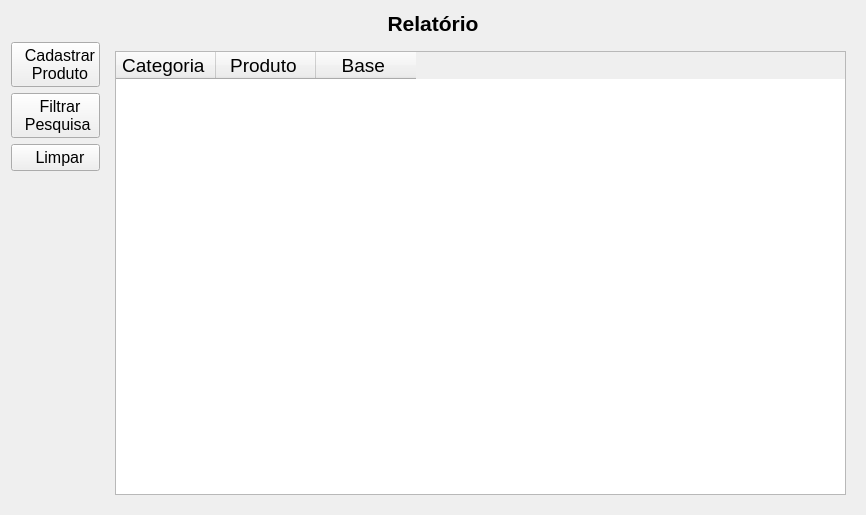
Above: relatorio.ui from danielaczarref/RelatorioBase before the change. Below: the same form after it.
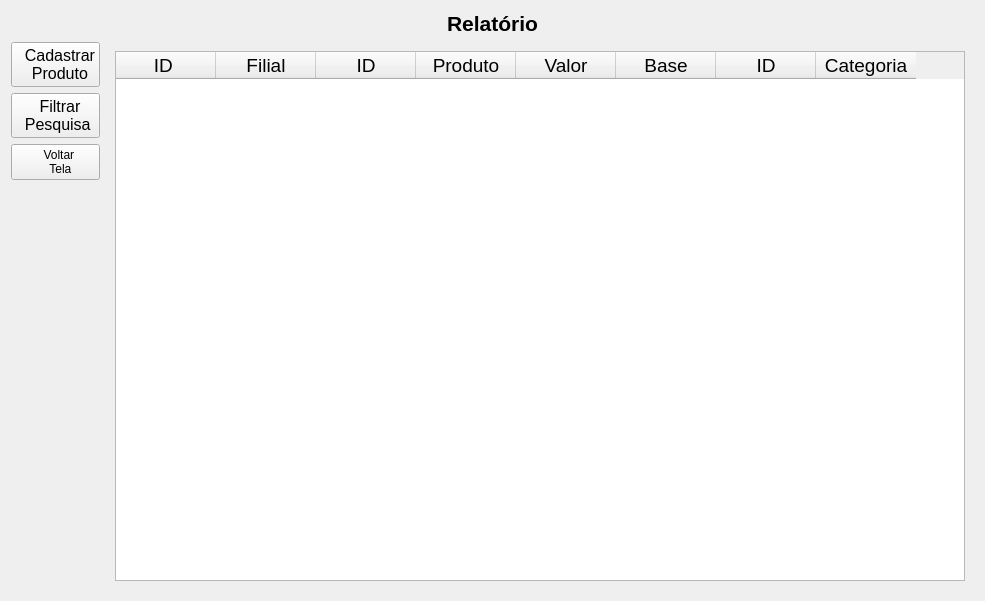
That is the form after the change. Icons and pictures are not drawn.

Patch:
```diff
--- a/relatorio.ui
+++ b/relatorio.ui
@@ -6,8 +6,8 @@
    <rect>
     <x>0</x>
     <y>0</y>
-    <width>866</width>
-    <height>515</height>
+    <width>985</width>
+    <height>601</height>
    </rect>
   </property>
   <property name="windowTitle">
@@ -16,23 +16,6 @@
   <layout class="QGridLayout" name="gridLayout_2">
    <item row="1" column="0">
     <layout class="QGridLayout" name="gridLayout">
-     <item row="1" column="0">
-      <widget class="QPushButton" name="pbFiltrar">
-       <property name="font">
-        <font>
-         <pointsize>12</pointsize>
-        </font>
-       </property>
-       <property name="text">
-        <string>  Filtrar
- Pesquisa</string>
-       </property>
-       <property name="icon">
-        <iconset>
-         <normaloff>../recursos/filtro.png</normaloff>../recursos/filtro.png</iconset>
-       </property>
-      </widget>
-     </item>
      <item row="0" column="0">
       <widget class="QPushButton" name="pbCadastrar">
        <property name="font">
@@ -50,6 +33,35 @@
        </property>
       </widget>
      </item>
+     <item row="1" column="0">
+      <widget class="QPushButton" name="pbFiltrar">
+       <property name="font">
+        <font>
+         <pointsize>12</pointsize>
+        </font>
+       </property>
+       <property name="text">
+        <string>  Filtrar
+ Pesquisa</string>
+       </property>
+       <property name="icon">
+        <iconset>
+         <normaloff>../recursos/filtro.png</normaloff>../recursos/filtro.png</iconset>
+       </property>
+      </widget>
+     </item>
+     <item row="2" column="0">
+      <widget class="QPushButton" name="pbVoltar">
+       <property name="text">
+        <string>  Voltar
+   Tela</string>
+       </property>
+       <property name="icon">
+        <iconset>
+         <normaloff>../recursos/Seta-Azul-Esquerda.png</normaloff>../recursos/Seta-Azul-Esquerda.png</iconset>
+       </property>
+      </widget>
+     </item>
      <item row="3" column="0">
       <spacer name="verticalSpacer">
        <property name="orientation">
@@ -58,27 +70,11 @@
        <property name="sizeHint" stdset="0">
         <size>
          <width>20</width>
-         <height>58</height>
+         <height>40</height>
         </size>
        </property>
       </spacer>
      </item>
-     <item row="2" column="0">
-      <widget class="QPushButton" name="pbLimpar">
-       <property name="font">
-        <font>
-         <pointsize>12</pointsize>
-        </font>
-       </property>
-       <property name="text">
-        <string>  Limpar</string>
-       </property>
-       <property name="icon">
-        <iconset>
-         <normaloff>../recursos/limpar.png</normaloff>../recursos/limpar.png</iconset>
-       </property>
-      </widget>
-     </item>
     </layout>
    </item>
    <item row="1" column="1">
@@ -90,34 +86,114 @@
       <layout class="QGridLayout" name="gridLayout_3">
        <item row="0" column="0">
         <widget class="QTableWidget" name="tableWidget">
+         <property name="editTriggers">
+          <set>QAbstractItemView::NoEditTriggers</set>
+         </property>
+         <attribute name="verticalHeaderVisible">
+          <bool>false</bool>
+         </attribute>
          <column>
           <property name="text">
-           <string>  Categoria   </string>
+           <string>  ID   </string>
           </property>
           <property name="font">
            <font>
             <pointsize>14</pointsize>
            </font>
           </property>
+          <property name="textAlignment">
+           <set>AlignCenter</set>
+          </property>
          </column>
          <column>
           <property name="text">
-           <string>  Produto   </string>
+           <string>Filial</string>
           </property>
           <property name="font">
            <font>
             <pointsize>14</pointsize>
            </font>
           </property>
+          <property name="textAlignment">
+           <set>AlignCenter</set>
+          </property>
          </column>
          <column>
           <property name="text">
-           <string>  Base   </string>
+           <string>ID</string>
           </property>
           <property name="font">
            <font>
             <pointsize>14</pointsize>
            </font>
+          </property>
+          <property name="textAlignment">
+           <set>AlignCenter</set>
+          </property>
+         </column>
+         <column>
+          <property name="text">
+           <string>Produto</string>
+          </property>
+          <property name="font">
+           <font>
+            <pointsize>14</pointsize>
+           </font>
+          </property>
+          <property name="textAlignment">
+           <set>AlignCenter</set>
+          </property>
+         </column>
+         <column>
+          <property name="text">
+           <string>Valor</string>
+          </property>
+          <property name="font">
+           <font>
+            <pointsize>14</pointsize>
+           </font>
+          </property>
+          <property name="textAlignment">
+           <set>AlignCenter</set>
+          </property>
+         </column>
+         <column>
+          <property name="text">
+           <string>Base</string>
+          </property>
+          <property name="font">
+           <font>
+            <pointsize>14</pointsize>
+           </font>
+          </property>
+          <property name="textAlignment">
+           <set>AlignCenter</set>
+          </property>
+         </column>
+         <column>
+          <property name="text">
+           <string>ID</string>
+          </property>
+          <property name="font">
+           <font>
+            <pointsize>14</pointsize>
+           </font>
+          </property>
+          <property name="textAlignment">
+           <set>AlignCenter</set>
+          </property>
+         </column>
+         <column>
+          <property name="text">
+           <string>Categoria</string>
+          </property>
+          <property name="font">
+           <font>
+            <pointsize>14</pointsize>
+           </font>
+          </property>
+          <property name="textAlignment">
+           <set>AlignCenter</set>
           </property>
          </column>
         </widget>
```
